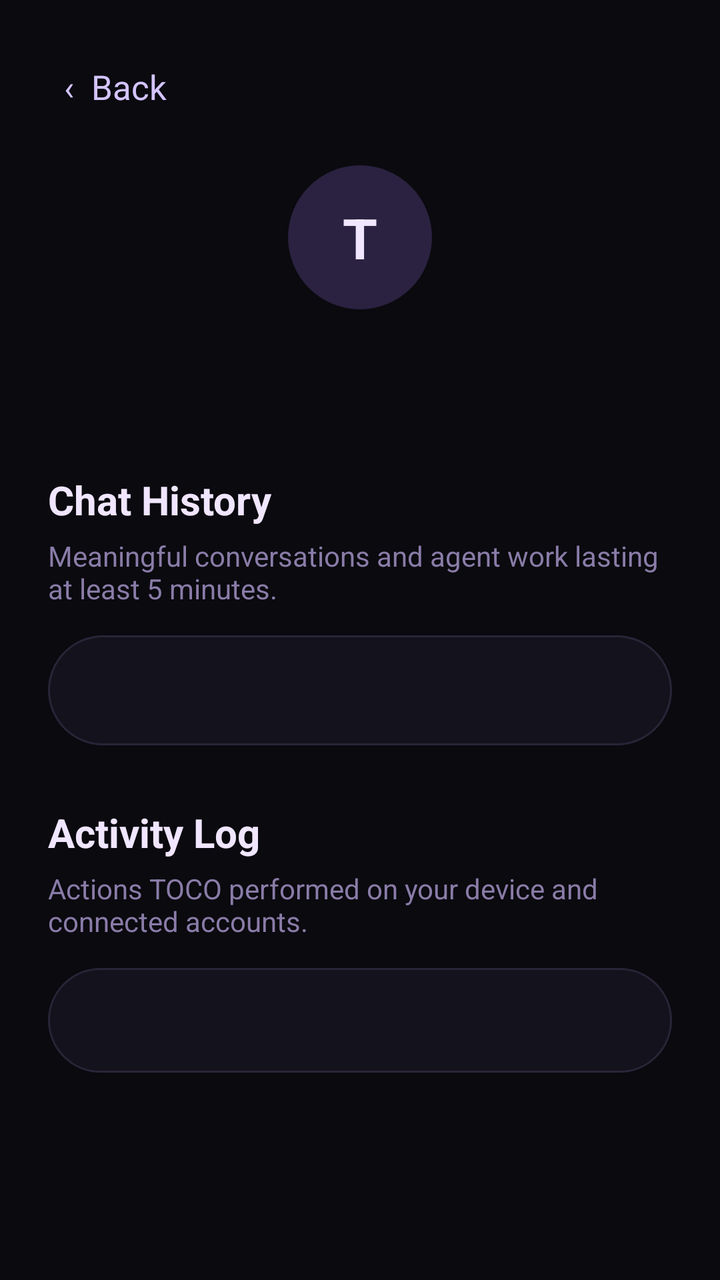
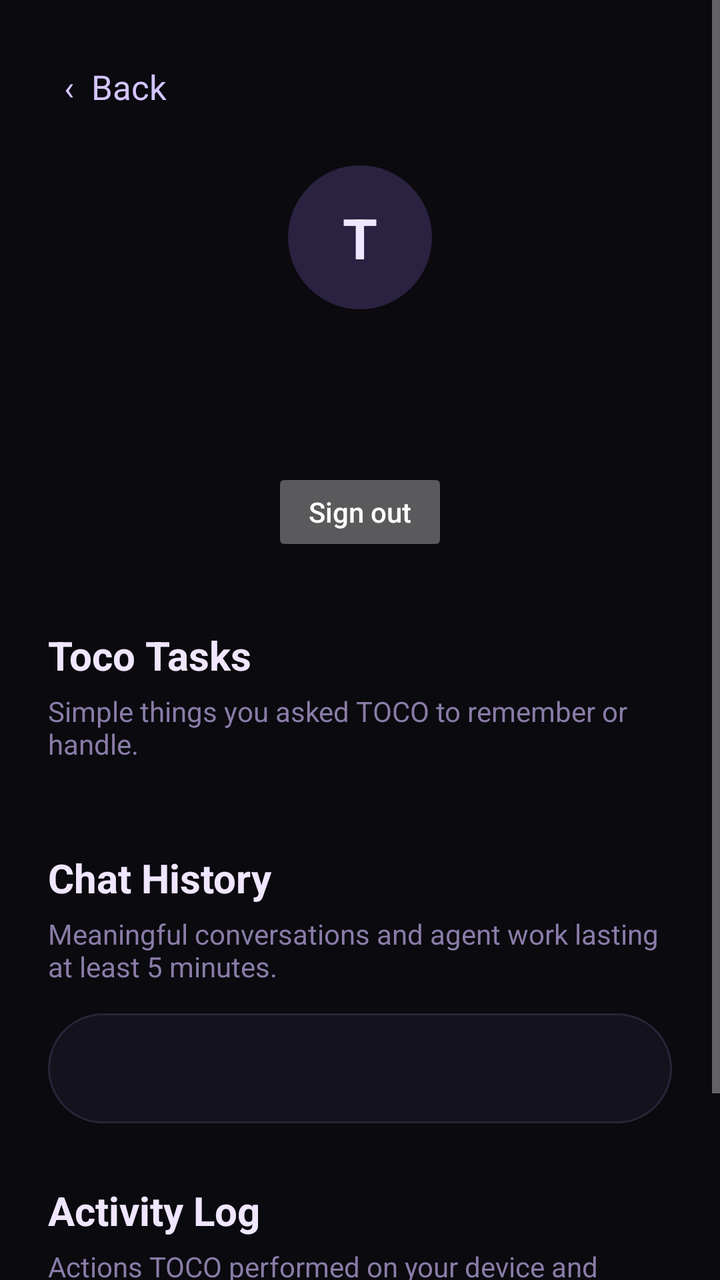

Compare the two renders of this Android layout. The source of the first and the diff that turns it into the second are given below.
<!-- AndroidManifest.xml: application theme Theme.Toco -->
<!-- res/layout/activity_profile.xml -->
<?xml version="1.0" encoding="utf-8"?>
<ScrollView xmlns:android="http://schemas.android.com/apk/res/android" android:layout_width="match_parent" android:layout_height="match_parent" android:background="@color/bg" android:fillViewport="true">
 <LinearLayout android:layout_width="match_parent" android:layout_height="wrap_content" android:orientation="vertical" android:padding="24dp">
  <TextView android:id="@+id/profileBack" android:layout_width="wrap_content" android:layout_height="wrap_content" android:text="‹  Back" android:textColor="@color/accent_light" android:textSize="17sp" android:padding="8dp"/>
  <TextView android:id="@+id/profileAvatar" android:layout_width="72dp" android:layout_height="72dp" android:layout_gravity="center_horizontal" android:layout_marginTop="20dp" android:background="@drawable/bg_avatar" android:gravity="center" android:text="T" android:textColor="@color/text_primary" android:textSize="28sp" android:textStyle="bold"/>
  <TextView android:id="@+id/profileName" android:layout_width="wrap_content" android:layout_height="wrap_content" android:layout_gravity="center_horizontal" android:layout_marginTop="12dp" android:textColor="@color/text_primary" android:textSize="25sp" android:textStyle="bold"/>
  <TextView android:layout_width="wrap_content" android:layout_height="wrap_content" android:layout_marginTop="36dp" android:text="@string/profile_history" android:textColor="@color/text_primary" android:textSize="20sp" android:textStyle="bold"/>
  <TextView android:layout_width="match_parent" android:layout_height="wrap_content" android:layout_marginTop="5dp" android:text="@string/profile_history_desc" android:textColor="@color/text_secondary"/>
  <TextView android:id="@+id/historyContent" android:layout_width="match_parent" android:layout_height="wrap_content" android:layout_marginTop="14dp" android:background="@drawable/bg_command_bar" android:padding="18dp" android:textColor="@color/text_secondary"/>
  <TextView android:layout_width="wrap_content" android:layout_height="wrap_content" android:layout_marginTop="30dp" android:text="@string/profile_activity" android:textColor="@color/text_primary" android:textSize="20sp" android:textStyle="bold"/>
  <TextView android:layout_width="match_parent" android:layout_height="wrap_content" android:layout_marginTop="5dp" android:text="@string/profile_activity_desc" android:textColor="@color/text_secondary"/>
  <TextView android:id="@+id/activityContent" android:layout_width="match_parent" android:layout_height="wrap_content" android:layout_marginTop="14dp" android:background="@drawable/bg_command_bar" android:padding="18dp" android:textColor="@color/text_secondary" android:textSize="12sp"/>
 </LinearLayout>
</ScrollView>
<!-- resources referenced by this layout -->
<resources>
  <color name="accent_light">#D4C4FF</color>
  <color name="bg">#0A0A0F</color>
  <color name="text_primary">#F0E6FF</color>
  <color name="text_secondary">#8A7CA8</color>
  <!-- drawable bg_avatar (drawable) -->
  <?xml version="1.0" encoding="utf-8"?>
  <shape xmlns:android="http://schemas.android.com/apk/res/android" android:shape="oval">
      <solid android:color="@color/avatar" />
  </shape>
  <!-- drawable bg_command_bar (drawable) -->
  <?xml version="1.0" encoding="utf-8"?>
  <shape xmlns:android="http://schemas.android.com/apk/res/android" android:shape="rectangle">
      <solid android:color="@color/surface" />
      <corners android:radius="@dimen/command_bar_radius" />
      <stroke android:width="1dp" android:color="@color/border" />
  </shape>
  <string name="profile_activity">Activity Log</string>
  <string name="profile_activity_desc">Actions TOCO performed on your device and connected accounts.</string>
  <string name="profile_history">Chat History</string>
  <string name="profile_history_desc">Meaningful conversations and agent work lasting at least 5 minutes.</string>
  <style name="Theme.Toco" parent="Theme.AppCompat.NoActionBar">
          <item name="android:windowBackground">@color/bg</item>
          <item name="android:statusBarColor">@color/bg</item>
          <item name="android:navigationBarColor">@color/bg</item>
          <item name="android:windowLightStatusBar">false</item>
          <item name="colorAccent">@color/accent</item>
      </style>
  <color name="avatar">#2A2240</color>
  <color name="surface">#14121C</color>
  <dimen name="command_bar_radius">28dp</dimen>
  <color name="border">#2A2438</color>
  <color name="accent">#9B7CFF</color>
</resources>

<!-- the commit's change to res/layout/activity_profile.xml (unified diff, before → after) -->
@@ -4,6 +4,11 @@
   <TextView android:id="@+id/profileBack" android:layout_width="wrap_content" android:layout_height="wrap_content" android:text="‹  Back" android:textColor="@color/accent_light" android:textSize="17sp" android:padding="8dp"/>
   <TextView android:id="@+id/profileAvatar" android:layout_width="72dp" android:layout_height="72dp" android:layout_gravity="center_horizontal" android:layout_marginTop="20dp" android:background="@drawable/bg_avatar" android:gravity="center" android:text="T" android:textColor="@color/text_primary" android:textSize="28sp" android:textStyle="bold"/>
   <TextView android:id="@+id/profileName" android:layout_width="wrap_content" android:layout_height="wrap_content" android:layout_gravity="center_horizontal" android:layout_marginTop="12dp" android:textColor="@color/text_primary" android:textSize="25sp" android:textStyle="bold"/>
+  <TextView android:id="@+id/profileAccount" android:layout_width="wrap_content" android:layout_height="wrap_content" android:layout_gravity="center_horizontal" android:layout_marginTop="4dp" android:textColor="@color/text_secondary" android:textSize="13sp"/>
+  <Button android:id="@+id/profileSignOut" android:layout_width="wrap_content" android:layout_height="44dp" android:layout_gravity="center_horizontal" android:layout_marginTop="12dp" android:text="Sign out" android:textAllCaps="false"/>
+  <TextView android:layout_width="wrap_content" android:layout_height="wrap_content" android:layout_marginTop="36dp" android:text="Toco Tasks" android:textColor="@color/text_primary" android:textSize="20sp" android:textStyle="bold"/>
+  <TextView android:layout_width="match_parent" android:layout_height="wrap_content" android:layout_marginTop="5dp" android:text="Simple things you asked TOCO to remember or handle." android:textColor="@color/text_secondary"/>
+  <LinearLayout android:id="@+id/taskList" android:layout_width="match_parent" android:layout_height="wrap_content" android:layout_marginTop="8dp" android:orientation="vertical"/>
   <TextView android:layout_width="wrap_content" android:layout_height="wrap_content" android:layout_marginTop="36dp" android:text="@string/profile_history" android:textColor="@color/text_primary" android:textSize="20sp" android:textStyle="bold"/>
   <TextView android:layout_width="match_parent" android:layout_height="wrap_content" android:layout_marginTop="5dp" android:text="@string/profile_history_desc" android:textColor="@color/text_secondary"/>
   <TextView android:id="@+id/historyContent" android:layout_width="match_parent" android:layout_height="wrap_content" android:layout_marginTop="14dp" android:background="@drawable/bg_command_bar" android:padding="18dp" android:textColor="@color/text_secondary"/>
